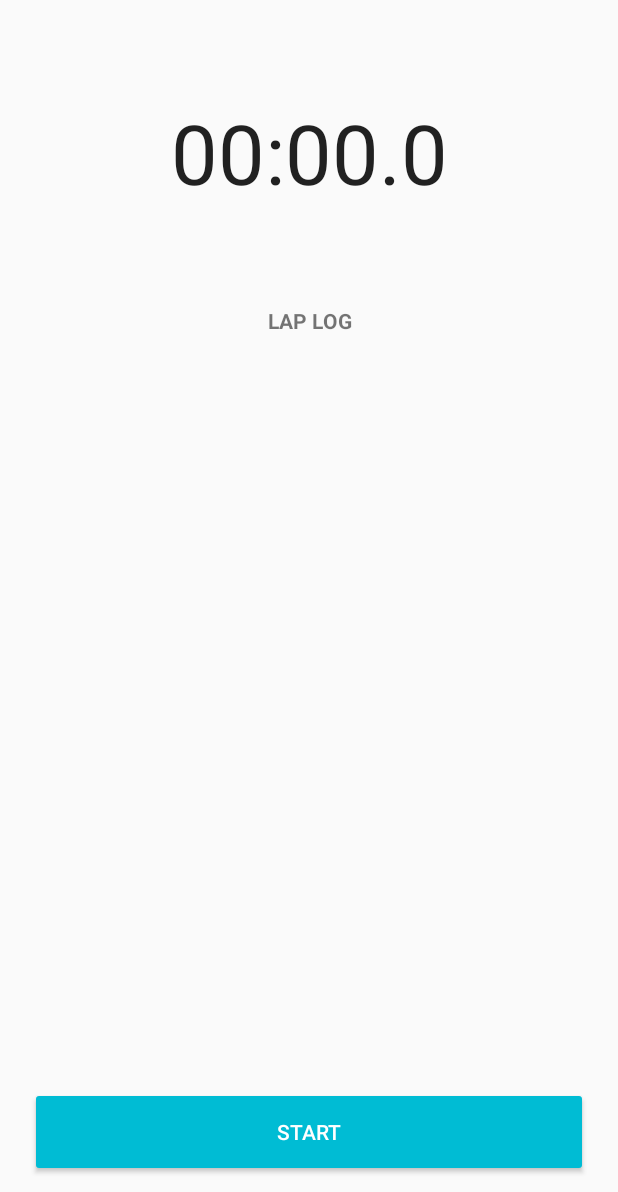
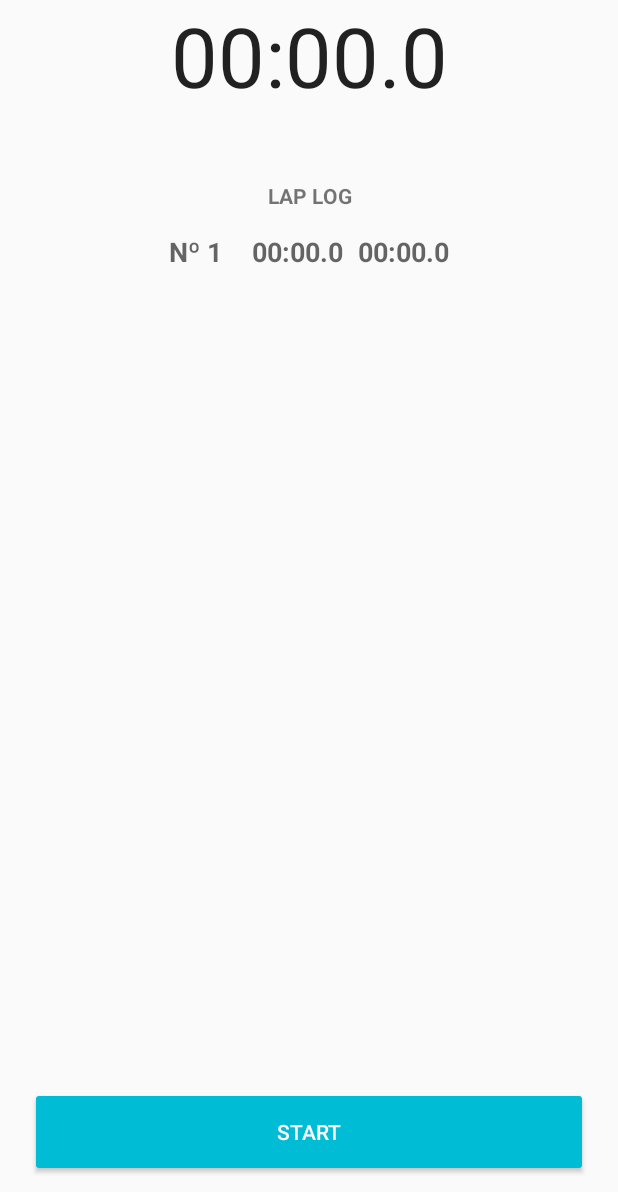
Before and after one commit to helpdeveloper/LapsCounter, an Android app: the layout content_main.xml on its own in the app's theme, with its tools: preview values and no code run, on a phone screen of 412 x 824 dp, the part 44-1236 px from its top. Run offline under Robolectric (Android 15) with nearby library versions, the light colour scheme and no system bars.

Commit message:
Refact and change layout

```diff
--- a/chronometerLib/src/main/java/br/com/helpdev/chronometerlib/Chronometer.kt
+++ b/chronometerLib/src/main/java/br/com/helpdev/chronometerlib/Chronometer.kt
@@ -16,8 +16,12 @@
             field = value
         }
 
+    /**
+     * Start/Resume the chronometer
+     * Return the running time.
+     */
     fun start(): Long {
-        if (STATUS_STARTED == status) return getCurrentBaseTime()
+        if (STATUS_STARTED == status) return getRunningTime()
         status = STATUS_STARTED
         //--
         if (0L == runningStartBaseTime) {
@@ -29,25 +33,40 @@
             runningStartBaseTime += pausedTime
             pauseBaseTime = 0L
         }
-        return getCurrentBaseTime()
+        return getRunningTime()
     }
 
-    fun getCurrentBaseTime(): Long {
-        if (pauseBaseTime > 0) {
-            return SystemClock.elapsedRealtime() - (runningStartBaseTime + (SystemClock.elapsedRealtime() - pauseBaseTime))
-        }
-        return SystemClock.elapsedRealtime() - runningStartBaseTime
+    /**
+     * Return the running time.
+     */
+    fun getRunningTime() = SystemClock.elapsedRealtime() - getCurrentBase()
+
+
+    /**
+     * Return the current base of chronometer widget
+     */
+    fun getCurrentBase() = when {
+        0L == runningStartBaseTime -> SystemClock.elapsedRealtime()
+        pauseBaseTime > 0 -> runningStartBaseTime + (SystemClock.elapsedRealtime() - pauseBaseTime)
+        else -> runningStartBaseTime
     }
 
 
+    /**
+     * Stop/Pause chronometer
+     * Return the running time.
+     */
     fun stop(): Long {
-        if (STATUS_STOPPED == status) return getCurrentBaseTime()
+        if (STATUS_STOPPED == status) return getRunningTime()
         status = STATUS_STOPPED
         pauseBaseTime = SystemClock.elapsedRealtime()
         obChronometer.setEndTime(pauseBaseTime)
-        return getCurrentBaseTime()
+        return getRunningTime()
     }
 
+    /**
+     * Reset values of chronometer
+     */
     fun reset() {
         obChronometer = ObChronometer()
         runningStartBaseTime = 0L
--- a/lapsCounter/src/main/java/br/com/helpdev/lapscounter/AbsMainActivity.kt
+++ b/lapsCounter/src/main/java/br/com/helpdev/lapscounter/AbsMainActivity.kt
@@ -7,9 +7,8 @@
 import android.view.View
 import br.com.helpdev.chronometerlib.Chronometer
 import br.com.helpdev.lapscounter.headset.HeadsetButtonControl
-import kotlinx.android.synthetic.main.chronometer_buttons.*
-import kotlinx.android.synthetic.main.chronometers.*
-import kotlinx.android.synthetic.main.content_main.*
+import kotlinx.android.synthetic.main.include_buttons.*
+import kotlinx.android.synthetic.main.include_chronometer.*
 import kotlinx.android.synthetic.main.toolbar.*
 
 
@@ -22,8 +21,6 @@
         super.onCreate(savedInstanceState)
         setContentView(R.layout.activity_main)
         setSupportActionBar(toolbar)
-
-        list_view.emptyView = text_view_empty
 
         bt_start.setOnClickListener { btStartPressed() }
         bt_resume.setOnClickListener { btResumePressed() }
@@ -44,7 +41,7 @@
             bt_resume.visibility = savedInstanceState.getInt("bt_resume")
             layout_chronometer_pause.visibility = savedInstanceState.getInt("layout_chronometer_pause")
 
-            chronometerWidget.base = SystemClock.elapsedRealtime() - chronometer!!.getCurrentBaseTime()
+            chronometerWidget.base = chronometer!!.getCurrentBase()
             if (View.VISIBLE == bt_pause.visibility) {
                 chronometerWidget.start()
             } else {
@@ -79,8 +76,8 @@
     }
 
     private fun btStartResumePressed() {
-        val time = chronometer!!.start()
-        chronometerWidget.base = SystemClock.elapsedRealtime() - time
+        chronometer!!.start()
+        chronometerWidget.base = chronometer!!.getCurrentBase()
         chronometerWidget.start()
     }
 
@@ -101,7 +98,7 @@
         bt_lap.visibility = if (paused) View.GONE else View.VISIBLE
         bt_pause.visibility = if (paused) View.GONE else View.VISIBLE
         bt_resume.visibility = if (paused) View.VISIBLE else View.GONE
-        layout_chronometer_pause.visibility = if (paused) View.VISIBLE else View.GONE
+        layout_chronometer_pause.visibility = if (paused) View.VISIBLE else View.INVISIBLE
     }
 
     private fun btSavePressed() {
@@ -118,7 +115,7 @@
         bt_lap.visibility = View.VISIBLE
         bt_pause.visibility = View.GONE
         bt_resume.visibility = View.GONE
-        layout_chronometer_pause.visibility = View.GONE
+        layout_chronometer_pause.visibility = View.INVISIBLE
     }
 
     override fun onCreateOptionsMenu(menu: Menu?): Boolean {
--- /dev/null
+++ b/lapsCounter/src/main/java/br/com/helpdev/lapscounter/objects/ObActivity.kt
@@ -0,0 +1,5 @@
+package br.com.helpdev.lapscounter.objects
+
+import br.com.helpdev.chronometerlib.objects.ObChronometer
+
+class ObActivity(val name: String, val obChronometer: ObChronometer)
--- a/lapsCounter/src/main/res/layout-land/content_main.xml
+++ b/lapsCounter/src/main/res/layout-land/content_main.xml
@@ -13,70 +13,36 @@
         android:layout_width="match_parent"
         android:layout_height="match_parent"
         android:animateLayoutChanges="true"
-        android:orientation="horizontal"
         android:paddingBottom="@dimen/padding_screen_bottom"
         android:paddingEnd="@dimen/padding_screen_end"
         android:paddingStart="@dimen/padding_screen_start"
         android:paddingTop="@dimen/padding_screen_top">
 
-        <LinearLayout
+        <RelativeLayout
             android:layout_width="0dp"
             android:layout_height="match_parent"
             android:layout_weight="1"
             android:orientation="vertical">
 
-            <TextView
-                style="@style/Base.TextAppearance.AppCompat.Small"
+            <include
+                layout="@layout/include_chronometer"
+                android:layout_width="match_parent"
+                android:layout_height="wrap_content" />
+
+            <include
+                layout="@layout/include_buttons"
                 android:layout_width="match_parent"
                 android:layout_height="wrap_content"
-                android:gravity="center"
-                android:text="@string/title_chronometer"
-                android:textAllCaps="true"
-                android:textStyle="bold" />
+                android:layout_alignParentBottom="true" />
 
-            <include layout="@layout/chronometers" />
+        </RelativeLayout>
 
-            <include layout="@layout/chronometer_buttons" />
-
-        </LinearLayout>
-
-        <LinearLayout
+        <include
             android:id="@+id/layout_log"
+            layout="@layout/include_lap_log"
             android:layout_width="0dp"
             android:layout_height="match_parent"
-            android:layout_weight="1"
-            android:orientation="vertical">
-
-
-            <TextView
-                style="@style/Base.TextAppearance.AppCompat.Small"
-                android:layout_width="match_parent"
-                android:layout_height="wrap_content"
-                android:gravity="center"
-                android:text="@string/title_laps"
-                android:textAllCaps="true"
-                android:textStyle="bold" />
-
-            <FrameLayout
-                android:layout_width="match_parent"
-                android:layout_height="match_parent"
-                android:layout_marginTop="5dp">
-
-                <ListView
-                    android:id="@+id/list_view"
-                    android:layout_width="match_parent"
-                    android:layout_height="wrap_content" />
-
-                <TextView
-                    android:id="@+id/text_view_empty"
-                    android:layout_width="match_parent"
-                    android:layout_height="match_parent"
-                    android:gravity="center_horizontal"
-                    android:text="@string/no_records"
-                    android:visibility="gone" />
-
-            </FrameLayout>
-        </LinearLayout>
+            android:layout_weight="1" />
 
     </LinearLayout>
 
--- a/lapsCounter/src/main/res/layout/content_main.xml
+++ b/lapsCounter/src/main/res/layout/content_main.xml
@@ -13,54 +13,15 @@
     app:layout_behavior="@string/appbar_scrolling_view_behavior"
     tools:context="br.com.helpdev.lapscounter.AbsMainActivity">
 
+    <include layout="@layout/include_chronometer" />
 
-    <TextView
-        style="@style/Base.TextAppearance.AppCompat.Small"
-        android:layout_width="match_parent"
-        android:layout_height="wrap_content"
-        android:gravity="center"
-        android:text="@string/title_chronometer"
-        android:textAllCaps="true"
-        android:textStyle="bold" />
-
-    <include layout="@layout/chronometers" />
-
-    <LinearLayout
+    <include
         android:id="@+id/layout_log"
+        layout="@layout/include_lap_log"
         android:layout_width="match_parent"
         android:layout_height="0dp"
-        android:layout_weight="4"
-        android:orientation="vertical">
+        android:layout_weight="1" />
 
-        <TextView
-            style="@style/Base.TextAppearance.AppCompat.Small"
-            android:layout_width="match_parent"
-            android:layout_height="wrap_content"
-            android:gravity="center"
-            android:text="@string/title_laps"
-            android:textAllCaps="true"
-            android:textStyle="bold" />
-
-        <FrameLayout
-            android:layout_width="match_parent"
-            android:layout_height="match_parent"
-            android:layout_marginTop="5dp">
-
-            <ListView
-                android:id="@+id/list_view"
-                android:layout_width="match_parent"
-                android:layout_height="wrap_content" />
-
-            <TextView
-                android:id="@+id/text_view_empty"
-                android:layout_width="match_parent"
-                android:layout_height="match_parent"
-                android:gravity="center_horizontal"
-                android:text="@string/no_records"
-                android:visibility="gone" />
-        </FrameLayout>
-    </LinearLayout>
-
-    <include layout="@layout/chronometer_buttons" />
+    <include layout="@layout/include_buttons" />
 
 </LinearLayout>
--- a/lapsCounter/src/main/res/layout/chronometers.xml
+++ b/lapsCounter/src/main/res/layout/include_chronometer.xml
@@ -2,9 +2,17 @@
 <LinearLayout xmlns:android="http://schemas.android.com/apk/res/android"
     android:layout_width="match_parent"
     android:layout_height="wrap_content"
-    android:layout_weight="1"
     android:gravity="center"
     android:orientation="vertical">
+
+    <TextView
+        style="@style/Base.TextAppearance.AppCompat.Small"
+        android:layout_width="match_parent"
+        android:layout_height="wrap_content"
+        android:gravity="center"
+        android:text="@string/title_chronometer"
+        android:textAllCaps="true"
+        android:textStyle="bold" />
 
     <br.com.helpdev.chronometerlib.widget.ChronometerWidget
         android:id="@+id/chronometerWidget"
@@ -18,7 +26,7 @@
         android:layout_width="match_parent"
         android:layout_height="wrap_content"
         android:orientation="vertical"
-        android:visibility="gone">
+        android:visibility="invisible">
 
         <TextView
             style="@style/Base.TextAppearance.AppCompat.Small"
--- /dev/null
+++ b/lapsCounter/src/main/res/layout/include_lap_log.xml
@@ -0,0 +1,37 @@
+<?xml version="1.0" encoding="utf-8"?>
+<LinearLayout xmlns:android="http://schemas.android.com/apk/res/android"
+    xmlns:app="http://schemas.android.com/apk/res-auto"
+    android:layout_width="match_parent"
+    android:layout_height="wrap_content"
+    android:orientation="vertical">
+
+    <TextView
+        style="@style/Base.TextAppearance.AppCompat.Small"
+        android:layout_width="match_parent"
+        android:layout_height="wrap_content"
+        android:layout_marginBottom="15dp"
+        android:gravity="center"
+        android:text="@string/title_laps"
+        android:textAllCaps="true"
+        android:textStyle="bold" />
+
+    <TextView
+        android:id="@+id/text_view_empty"
+        android:layout_width="match_parent"
+        android:layout_height="wrap_content"
+        android:gravity="center_horizontal"
+        android:text="@string/no_records"
+        android:visibility="gone" />
+
+    <include
+        layout="@layout/item_lap_log"
+        android:layout_width="match_parent"
+        android:layout_height="wrap_content" />
+
+    <android.support.v7.widget.RecyclerView
+        android:id="@+id/list_view"
+        android:layout_width="match_parent"
+        android:layout_height="wrap_content"
+        app:layoutManager="android.support.v7.widget.LinearLayoutManager" />
+
+</LinearLayout>
--- /dev/null
+++ b/lapsCounter/src/main/res/layout/item_lap_log.xml
@@ -0,0 +1,63 @@
+<?xml version="1.0" encoding="utf-8"?>
+<LinearLayout xmlns:android="http://schemas.android.com/apk/res/android"
+    android:layout_width="match_parent"
+    android:layout_height="wrap_content"
+    android:gravity="center_horizontal"
+    android:orientation="horizontal">
+
+    <TextView
+        android:id="@+id/num_lap"
+        style="@style/Base.TextAppearance.AppCompat.Medium"
+        android:layout_width="wrap_content"
+        android:layout_height="match_parent"
+        android:layout_marginEnd="20dp"
+        android:gravity="center_vertical"
+        android:text="Nº 1"
+        android:textStyle="bold" />
+
+    <LinearLayout
+        android:layout_width="wrap_content"
+        android:layout_height="wrap_content"
+        android:orientation="vertical">
+
+        <LinearLayout
+            android:layout_width="match_parent"
+            android:layout_height="wrap_content"
+            android:orientation="horizontal">
+
+            <br.com.helpdev.chronometerlib.widget.ChronometerWidget
+                android:id="@+id/chronometer_item"
+                style="@style/Base.TextAppearance.AppCompat.Medium"
+                android:layout_width="wrap_content"
+                android:layout_height="wrap_content"
+                android:layout_marginEnd="10dp"
+                android:gravity="center"
+                android:textStyle="bold" />
+
+            <br.com.helpdev.chronometerlib.widget.ChronometerWidget
+                android:id="@+id/chronometer_item_2"
+                style="@style/Base.TextAppearance.AppCompat.Medium"
+                android:layout_width="wrap_content"
+                android:layout_height="wrap_content"
+                android:gravity="center"
+                android:textStyle="bold" />
+        </LinearLayout>
+
+        <LinearLayout
+            android:layout_width="match_parent"
+            android:layout_height="wrap_content"
+            android:orientation="horizontal"
+            android:visibility="gone">
+
+            <br.com.helpdev.chronometerlib.widget.ChronometerWidget
+                android:id="@+id/chronometer_item_3"
+                style="@style/Base.TextAppearance.AppCompat.Small"
+                android:layout_width="wrap_content"
+                android:layout_height="wrap_content"
+                android:layout_marginEnd="10dp"
+                android:gravity="center"
+                android:textColor="@color/red" />
+        </LinearLayout>
+    </LinearLayout>
+
+</LinearLayout>
--- a/lapsCounter/src/main/res/values/colors.xml
+++ b/lapsCounter/src/main/res/values/colors.xml
@@ -9,6 +9,7 @@
     <color name="icons">#FFFFFF</color>
     <color name="divider">#BDBDBD</color>
 
+    <color name="black">#000</color>
     <color name="white">#ffffffff</color>
     <color name="red">#ffff0000</color>
 </resources>
```
Also changed, not shown: lapsCounter/src/main/res/layout/include_buttons.xml (renamed from lapsCounter/src/main/res/layout/chronometer_buttons.xml), 6 other files.
